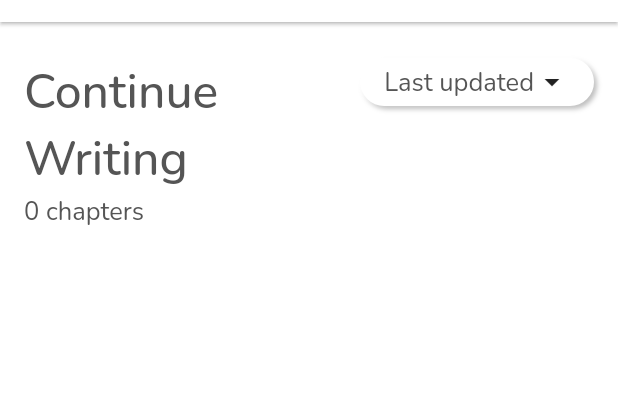
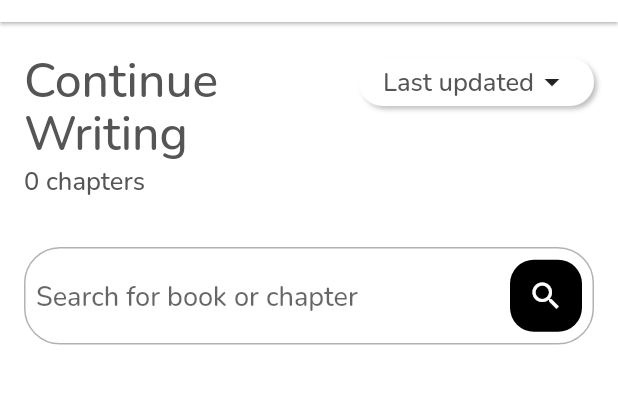
Before and after one commit to Gospel011/L-Earn_Flutter, a Flutter app: the DraftsPage screen opened by its route, on a phone screen of 412 x 824 dp, the part 59-463 px from its top. Run offline on Flutter 3.47's test engine with Material 3 defaults, Android fonts, the phone set to English and light mode, and no system bars; our stand-ins replace app_links, bloc, cached_network_image, email_validator, equatable, expandable_text and 9 more; missing offline and left inert: flutter_quill; accounts and stored records are empty; project files that could hold a hidden picture were left out.

Commit message:
Implemented DraftsCard

```diff
--- a/l_earn/lib/Presentation/Pages/Drawer_Pages/drafts.dart
+++ b/l_earn/lib/Presentation/Pages/Drawer_Pages/drafts.dart
@@ -2,19 +2,33 @@ import 'package:flutter/material.dart';
 import 'package:l_earn/utils/mixins.dart';
 import 'package:provider/provider.dart';
 import 'package:l_earn/providers/drafts_provider.dart';
+import 'package:l_earn/Presentation/components/my_textformfield.dart';
 
-class DraftsPage extends StatelessWidget with AppBarMixin{
+class DraftsPage extends StatelessWidget with AppBarMixin, TimeParserMixin {
   const DraftsPage({super.key});
+
+  static final _searchController = TextEditingController();
 
   @override
   Widget build(BuildContext context) {
     return Scaffold(
         appBar: buildAppBar(context),
-      body: Consumer<DraftsProvider>(
-        builder: (context, provider, _) {
+        body: Consumer<DraftsProvider>(builder: (context, provider, _) {
           // return Center(child: Text("Drafts Page (${provider.drafts.length})"));
 
           final double offset = 2;
+
+          final boxShadow = [
+                            BoxShadow(
+                                color: Colors.grey.shade400,
+                                blurRadius: 2,
+                                offset: Offset(offset, offset)),
+                            BoxShadow(
+                                color: Colors.white,
+                                blurRadius: 2,
+                                offset: Offset(-offset, -offset)),
+                          ];
+                      final style = Theme.of(context).textTheme.bodyMedium;
 
           return CustomScrollView(
             slivers: <Widget>[
@@ -29,12 +43,16 @@ class DraftsPage extends StatelessWidget with AppBarMixin{
                         mainAxisAlignment: MainAxisAlignment.spaceBetween,
                         crossAxisAlignment: CrossAxisAlignment.start,
                         children: [
-
                           // text
-                      Expanded(child: Text(
-                        "Continue Writing",
-                        style: Theme.of(context).textTheme.bodyMedium?.copyWith(fontSize: 32, fontWeight: FontWeight.w500)
-                      )),
+                          Expanded(
+                              child: Text("Continue Writing",
+                                  style: Theme.of(context)
+                                      .textTheme
+                                      .bodyMedium
+                                      ?.copyWith(
+                                          fontSize: 32,
+                                          height: 1.1,
+                                          fontWeight: FontWeight.w500))),
 
                           // filter
                           PopupMenuButton(
@@ -44,50 +62,115 @@ class DraftsPage extends StatelessWidget with AppBarMixin{
                                       children: [
                                         Text("Last updated"),
                                         Icon(Icons.arrow_drop_down),
-                            ]
-                          ),
-                          padding: EdgeInsets.symmetric(horizontal: 16.0, vertical: 4.0),
+                                      ]),
+                                  padding: EdgeInsets.symmetric(
+                                      horizontal: 16.0, vertical: 4.0),
                                   decoration: BoxDecoration(
                                       borderRadius: BorderRadius.circular(16),
                                       color: Colors.white,
-                            boxShadow: [
-                              BoxShadow(
-                                  color: Colors.grey.shade400,
-                                  blurRadius: 2,
-                                  offset: Offset(offset, offset)),
-                              BoxShadow(
-                                  color: Colors.white,
-                                  blurRadius: 2,
-                                  offset: Offset(-offset, -offset)),
-                            ]
-                          )
-                        ),
-                        shape: RoundedRectangleBorder(borderRadius: BorderRadius.circular(16)),
+                                      boxShadow: boxShadow)),
+                              shape: RoundedRectangleBorder(
+                                  borderRadius: BorderRadius.circular(16)),
                               itemBuilder: (context) {
                                 return [
-                            PopupMenuItem(child: Text("Last updated"))
+                                  const PopupMenuItem(
+                                      child: Text("Last updated"))
                                 ];
-                        }
+                              })
+                        ],
+                      ))),
+
+              // chapters
+              SliverToBoxAdapter(
+                  child: Padding(
+                      padding: const EdgeInsets.symmetric(horizontal: 16),
+                      child: Text(
+                          "${context.read<DraftsProvider>().drafts.length} chapters"))),
+
+              //? S E A R C H   B A R
+              SliverToBoxAdapter(
+                  child: Padding(
+                padding: const EdgeInsets.only(left: 16.0, right: 16, top: 32),
+                child: Stack(
+                  alignment: Alignment.centerRight,
+                  children: [
+                    // input field
+                    MyTextFormField(
+                      controller: _searchController,
+                      hintText: 'Search for book or chapter',
+                      validator: (value) {},
+                      borderRadius: 24,
+                      hintStyle: TextStyle(fontSize: 18),
+                      contentPadding: const EdgeInsets.only(
+                          left: 8, right: 64, top: 20, bottom: 20),
+                    ),
+
+                    //* search button
+                    Container(
+                        // padding: const EdgeInsets.symmetric(
+                        //     horizontal: 16, vertical: 8),
+                        margin: const EdgeInsets.symmetric(horizontal: 8),
+                        decoration: BoxDecoration(
+                          color: Colors.black,
+                          borderRadius: BorderRadius.circular(16),
+                        ),
+                        child: IconButton(
+                            icon: const Icon(Icons.search, color: Colors.white),
+                            onPressed: () {
+                              print("Searching for ${_searchController.text}");
+                            }))
+                  ],
+                ),
+              )),
+
+              // list of drafts
+              SliverList.builder(
+                itemCount: context.read<DraftsProvider>().drafts.length,
+                itemBuilder: (BuildContext context, int index) {
+                  final draft = context.read<DraftsProvider>().drafts[index];
+                  final chapter = draft.chapter;
+                  final title = draft.title;
+                  final lastUpdated = draft.dateLastUpdated;
+                  final timeDifference = calculateTimeDifference(lastUpdated.toString());
+                  final timestamp = formatTimestamp(lastUpdated.toString());
+
+                  return Padding(
+                    padding: EdgeInsets.only(left: 16, right: 16, top: index == 0 ? 24 : 8, bottom: 8),
+                    child: Container(
+                      padding: EdgeInsets.all(8),
+                    decoration: BoxDecoration(
+                      color: Colors.white,
+                      boxShadow: boxShadow,
+                      borderRadius: BorderRadius.circular(16)
+                    ),
+                    child: Row(
+                    mainAxisSize: MainAxisSize.min,
+                    children: [
+                      // chapter
+                      Column(
+                        crossAxisAlignment: CrossAxisAlignment.start,
+                        mainAxisSize: MainAxisSize.min,
+                        children: [
+                          Text("Chapter $chapter", style: style?.copyWith(fontWeight: FontWeight.bold)),
+
+                          // title
+                          Text(title),
+
+                          // date last updated formatTimestamp calculateTimeDifference
+                          Text(
+                            "Last updated \u2022 ${!timeDifference.contains('month') ? "$timeDifference ago" : timestamp}",
+                            style: style?.copyWith(fontSize: 14)
                             )
-
+                        ],
+                      )
                     ],
                   )
                   )
+                  );
+                },
               ),
-
-              // chapters
-              SliverToBoxAdapter(child: Padding(
-                padding: EdgeInsets.symmetric(horizontal: 16),
-                child: Text("${context.read<DraftsProvider>().drafts.length} chapters")
-              )),
-
-              // search bar
-
-              // list of drafts
             ],
           );
-        }
-      )
-    );
+        }));
   }
 }
--- a/l_earn/lib/Presentation/components/my_textformfield.dart
+++ b/l_earn/lib/Presentation/components/my_textformfield.dart
@@ -54,6 +54,16 @@ class MyTextFormField extends StatelessWidget {
 
   /// This filters the users input and accepts only the valid ones.
   final List<TextInputFormatter>? inputFormatters;
+
+  /// This is the padding between the text and the text form fields borders.
+  final EdgeInsets? contentPadding;
+
+  /// This is the border radius of the text form field.
+  final double? borderRadius;
+
+  /// This is the text style of this text form field.
+  final TextStyle? hintStyle;
+
   const MyTextFormField(
       {super.key,
       this.hintText,
@@ -69,6 +79,9 @@ class MyTextFormField extends StatelessWidget {
       this.enabled,
       this.keyboardType,
       this.inputFormatters,
+      this.contentPadding,
+      this.borderRadius,
+      this.hintStyle,
       this.focusNode,
       this.onChanged,
       this.textFieldType});
@@ -104,9 +117,19 @@ class MyTextFormField extends StatelessWidget {
       cursorWidth: 1.0,
       decoration: InputDecoration(
         contentPadding: textFieldType == TextFieldType.otp
-            ? EdgeInsets.symmetric(horizontal: 8)
-            : null,
+            ? const EdgeInsets.symmetric(horizontal: 8)
+            : contentPadding,
         hintText: hintText,
+        hintStyle: hintStyle,
+        enabledBorder:
+            (Theme.of(context).inputDecorationTheme.enabledBorder as OutlineInputBorder?)?.copyWith(
+                  borderRadius: BorderRadius.circular(borderRadius ?? 8),
+
+                ),
+        focusedBorder:
+            (Theme.of(context).inputDecorationTheme.focusedBorder as OutlineInputBorder?)?.copyWith(
+                  borderRadius: BorderRadius.circular(borderRadius ?? 8),
+                ),
         suffixIcon: suffixIcon != null
             ? IconButton(onPressed: suffixOnpressed, icon: suffixIcon!)
             : null,
--- a/l_earn/lib/utils/themes.dart
+++ b/l_earn/lib/utils/themes.dart
@@ -6,6 +6,7 @@ final class AppTheme {
 //* MY APP THEME DATA
   static ThemeData myAppTheme = ThemeData(
       primaryColor: AppColor.mainColorBlack,
+      textSelectionTheme: const TextSelectionThemeData(selectionHandleColor: Colors.black),
 
 
       //* My text themes
@@ -15,7 +16,7 @@ final class AppTheme {
             fontFamily: 'Nunito',
             fontSize: 17,
             height: 24 / 17,
-            fontWeight: FontWeight.w400),
+            fontWeight: FontWeight.w500),
         bodyLarge: TextStyle(
             color: AppColor.textColor,
             fontFamily: 'Nunito',
```
Lines whose indentation alone changed are shown as unchanged.
